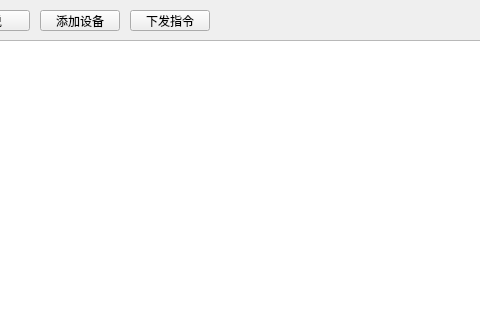
Qt form devicelistdialog.ui (droplazy/Mvision_server) before a commit; both pictures show x 290 to 770 and y 0 to 320 of the 1078 by 638 pixel window.
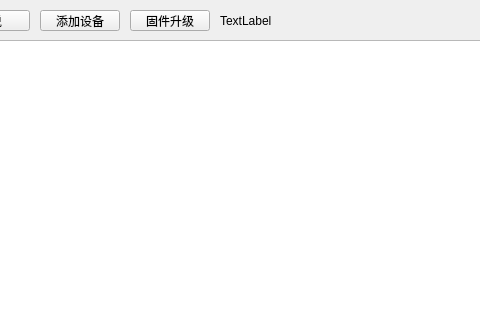
The same form after that commit.

```diff
--- a/devicelistdialog.ui
+++ b/devicelistdialog.ui
@@ -75,7 +75,7 @@
     </rect>
    </property>
    <property name="text">
-    <string>下发指令</string>
+    <string>固件升级</string>
    </property>
   </widget>
   <widget class="QTableView" name="tableView">
@@ -88,6 +88,19 @@
     </rect>
    </property>
   </widget>
+  <widget class="QLabel" name="label_lastversion">
+   <property name="geometry">
+    <rect>
+     <x>510</x>
+     <y>10</y>
+     <width>131</width>
+     <height>21</height>
+    </rect>
+   </property>
+   <property name="text">
+    <string>TextLabel</string>
+   </property>
+  </widget>
  </widget>
  <resources/>
  <connections>
```
Left out of the diff: 2 changed lines with no effect on the pictures.
